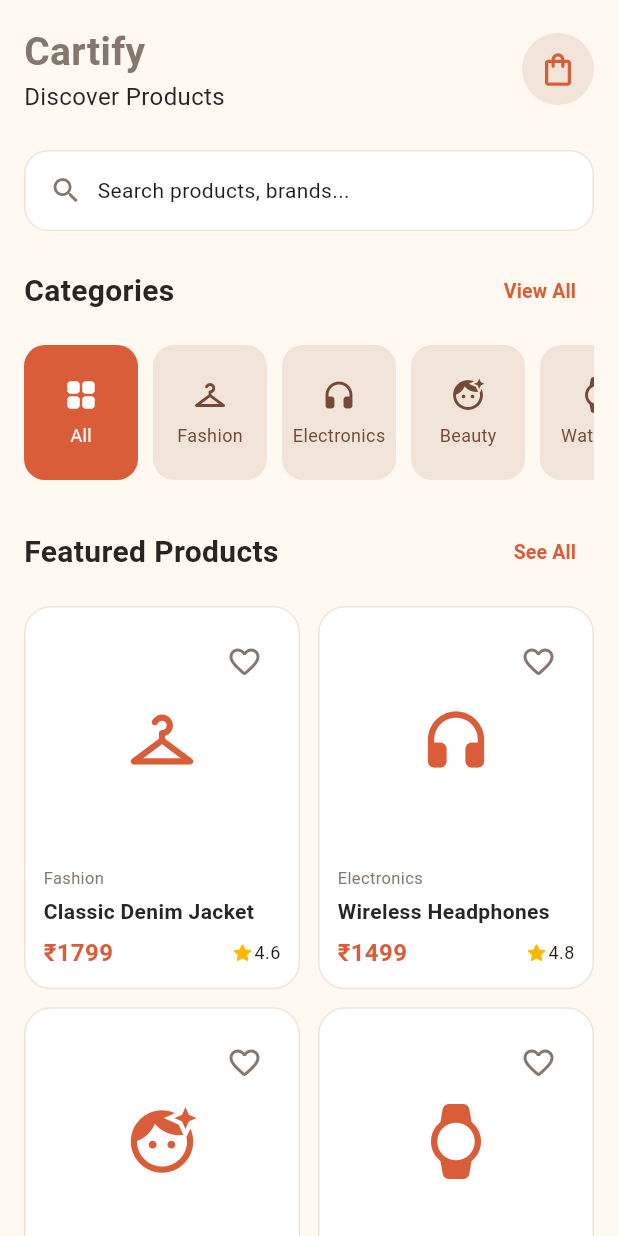
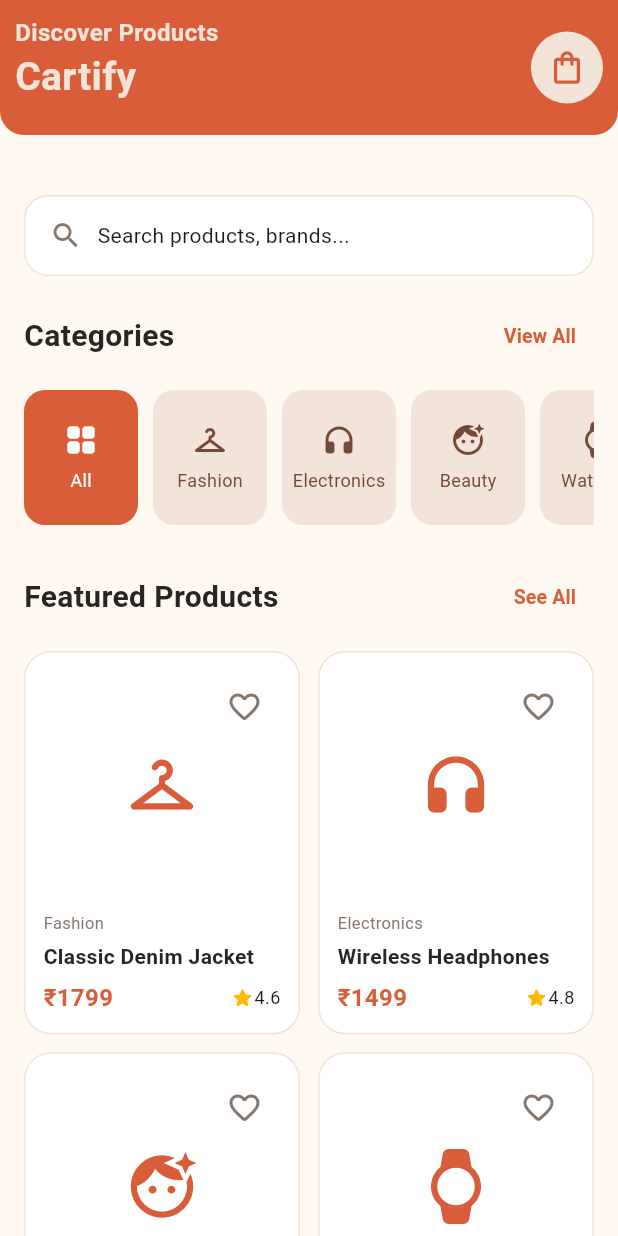
Before and after one commit to code-ansh7/Cartify, a Flutter app: the screen it shows after launch, on a phone screen of 412 x 824 dp. Run offline on Flutter 3.47's test engine with Material 3 defaults, Android fonts, the phone set to English and light mode, and no system bars.

Commit message:
Add Categories and UI refining

```diff
--- a/lib/main.dart
+++ b/lib/main.dart
@@ -1,6 +1,6 @@
 import 'package:flutter/material.dart';
 import 'package:novamart/app/cartify_app.dart';
 
-void main() {
+void main(){
   runApp(const CartifyApp());
 }
--- a/lib/screens/home_screen.dart
+++ b/lib/screens/home_screen.dart
@@ -104,34 +104,39 @@ class _HomeScreenState extends State<HomeScreen> {
   Widget build(BuildContext context) {
     return Scaffold(
       body: SafeArea(
-        child: SingleChildScrollView(
-          child: Padding(
-            padding: const EdgeInsets.all(16),
         child: Column(
-              crossAxisAlignment: CrossAxisAlignment.start,
           children: [
-                //Welcome Header
-                Row(
+            Container(
+              height: 90,
+              padding: EdgeInsets.symmetric(vertical: 10, horizontal: 10),
+              decoration: BoxDecoration(
+                color: AppColors.primary,
+                borderRadius: BorderRadius.only(
+                  bottomLeft: Radius.circular(16),
+                  bottomRight: Radius.circular(16)
+                )
+              ),
+              child: Row(
                 children: [
                   Expanded(
                     child: Column(
                       crossAxisAlignment: CrossAxisAlignment.start,
                       children: [
                         Text(
-                            "Cartify",
+                          "Discover Products",
                           style: TextStyle(
-                              fontSize: 26,
-                              color: AppColors.textSecondary,
+                            fontSize: 16,
                             fontWeight: FontWeight.bold,
+                            color: AppColors.border,
                           ),
                         ),
                         Text(
-                            "Discover Products",
                           style: TextStyle(
-                              fontSize: 16,
-
-                              color: AppColors.textPrimary,
+                            fontSize: 26,
+                            color: AppColors.iconBackground,
+                            fontWeight: FontWeight.bold,
                           ),
+                          "Cartify",
                         ),
                       ],
                     ),
@@ -144,14 +149,30 @@ class _HomeScreenState extends State<HomeScreen> {
                       color: AppColors.iconBackground,
                       shape: BoxShape.circle,
                     ),
-                      child: Icon(
+                    child: IconButton(
+                      onPressed: () {
+                        debugPrint('Header button pressed!');
+                      },
+                      icon: Icon(
                         Icons.shopping_bag_outlined,
                         size: 26,
                         color: AppColors.primary,
                       ),
                     ),
+                  ),
                 ],
               ),
+            ),
+
+            Expanded(
+              child: SingleChildScrollView(
+                child: Padding(
+                  padding: const EdgeInsets.all(16),
+                  child: Column(
+                    crossAxisAlignment: CrossAxisAlignment.start,
+                    children: [
+                      //Welcome Header
+
                       SizedBox(height: 24),
 
                       //Search Bar
@@ -303,7 +324,8 @@ class _HomeScreenState extends State<HomeScreen> {
                         itemCount: products.length,
                         shrinkWrap: true,
                         physics: const NeverScrollableScrollPhysics(),
-                  gridDelegate: const SliverGridDelegateWithFixedCrossAxisCount(
+                        gridDelegate:
+                            const SliverGridDelegateWithFixedCrossAxisCount(
                               crossAxisCount: 2,
                               crossAxisSpacing: 12,
                               mainAxisSpacing: 12,
@@ -345,14 +367,18 @@ class _HomeScreenState extends State<HomeScreen> {
                                               if (favoriteProducts.contains(
                                                 productName,
                                               )) {
-                                          favoriteProducts.remove(productName);
+                                                favoriteProducts.remove(
+                                                  productName,
+                                                );
                                               } else {
                                                 favoriteProducts.add(productName);
                                               }
                                             });
                                           },
                                           icon: Icon(
-                                      favoriteProducts.contains(product['name'])
+                                            favoriteProducts.contains(
+                                                  product['name'],
+                                                )
                                                 ? Icons.favorite_rounded
                                                 : Icons.favorite_border_rounded,
                                             color:
@@ -399,7 +425,8 @@ class _HomeScreenState extends State<HomeScreen> {
                                 const SizedBox(height: 6),
 
                                 Row(
-                            mainAxisAlignment: MainAxisAlignment.spaceBetween,
+                                  mainAxisAlignment:
+                                      MainAxisAlignment.spaceBetween,
                                   children: [
                                     Text(
                                       '₹${product['price']}',
@@ -435,6 +462,9 @@ class _HomeScreenState extends State<HomeScreen> {
                 ),
               ),
             ),
+          ],
+        ),
+      ),
     );
   }
 }
```
Also changed, not shown: pubspec.yaml (+2 -69 lines), 1 other file. Lines whose indentation alone changed are shown as unchanged.
